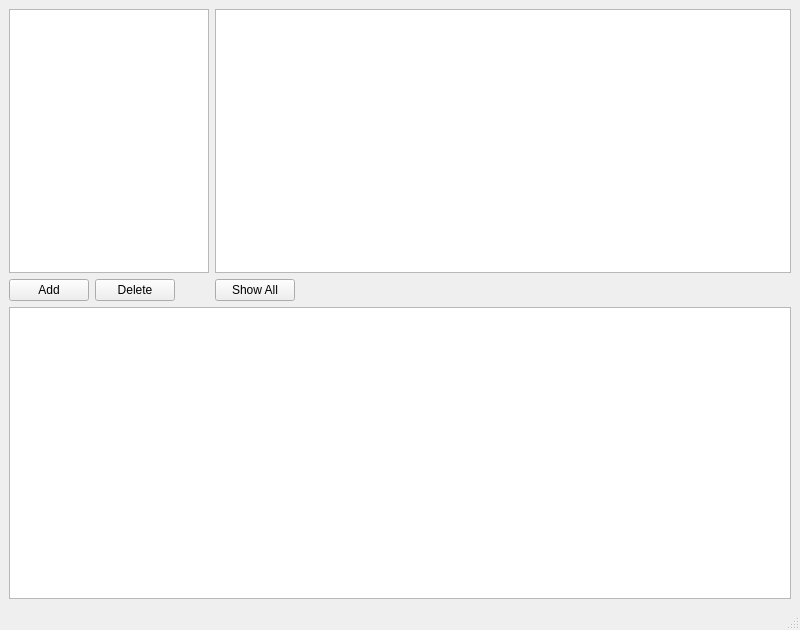
First picture: the form in mainwindow.ui, repository eloranta/VibeFood, before the edit.
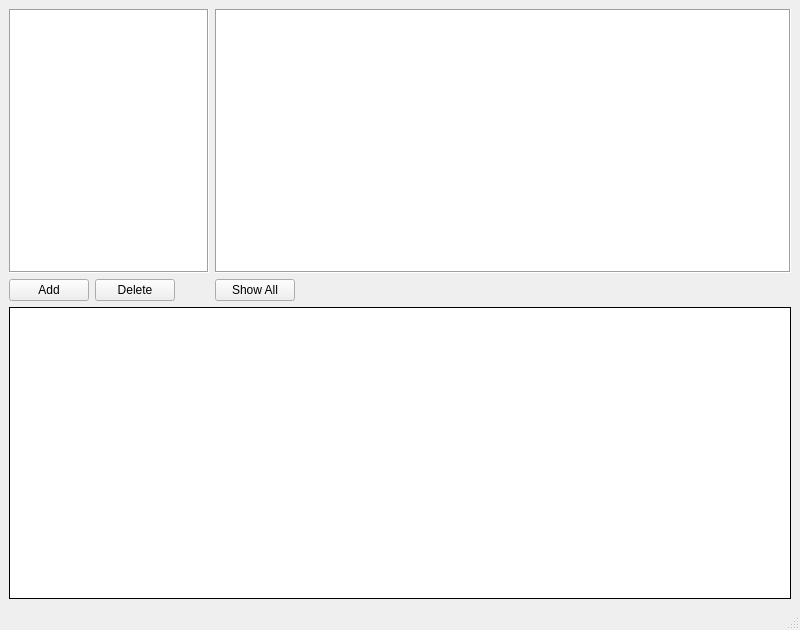
Second picture: the form after the edit.

Patch:
```diff
--- a/mainwindow.ui
+++ b/mainwindow.ui
@@ -54,6 +54,9 @@
            </property>
            <item>
             <widget class="QTableView" name="foodView">
+             <property name="frameShape">
+              <enum>QFrame::Shape::Box</enum>
+             </property>
              <attribute name="horizontalHeaderStretchLastSection">
               <bool>true</bool>
              </attribute>
@@ -102,6 +105,9 @@
        <layout class="QVBoxLayout" name="verticalLayout_2">
         <item>
          <widget class="QTableView" name="ingredientView">
+          <property name="frameShape">
+           <enum>QFrame::Shape::Box</enum>
+          </property>
           <attribute name="horizontalHeaderStretchLastSection">
            <bool>true</bool>
           </attribute>
@@ -145,7 +151,14 @@
      </layout>
     </item>
     <item row="1" column="0">
-     <widget class="QTextEdit" name="textEdit"/>
+     <widget class="QTextEdit" name="textEdit">
+      <property name="frameShape">
+       <enum>QFrame::Shape::Box</enum>
+      </property>
+      <property name="frameShadow">
+       <enum>QFrame::Shadow::Plain</enum>
+      </property>
+     </widget>
     </item>
    </layout>
   </widget>
```
